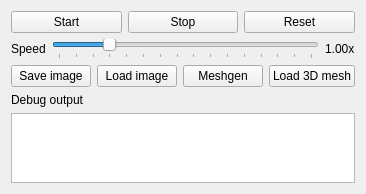
Old version of the form testbed_qt/sim_control.ui in the repository Easimer/trigen.
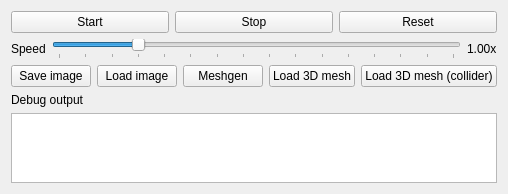
New version of the form.

Commit message: Some work on mesh colliders

Patch:
```diff
--- a/testbed_qt/sim_control.ui
+++ b/testbed_qt/sim_control.ui
@@ -136,6 +136,13 @@
        </property>
       </widget>
      </item>
+     <item>
+      <widget class="QPushButton" name="btnLoadObjColl">
+       <property name="text">
+        <string>Load 3D mesh (collider)</string>
+       </property>
+      </widget>
+     </item>
     </layout>
    </item>
    <item>
```
The commit also changes 8 other files.
